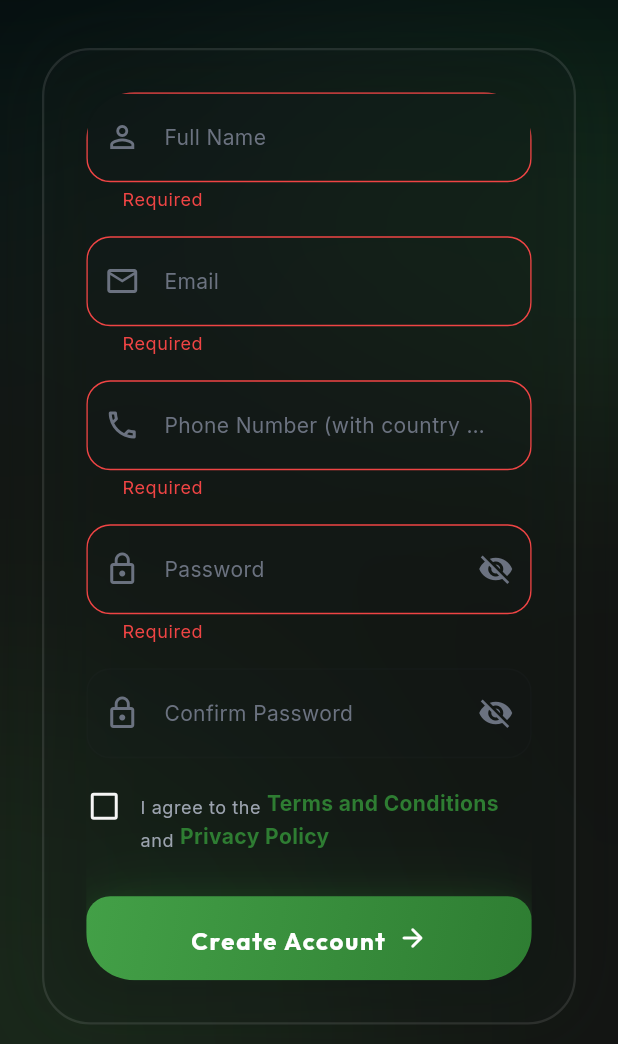
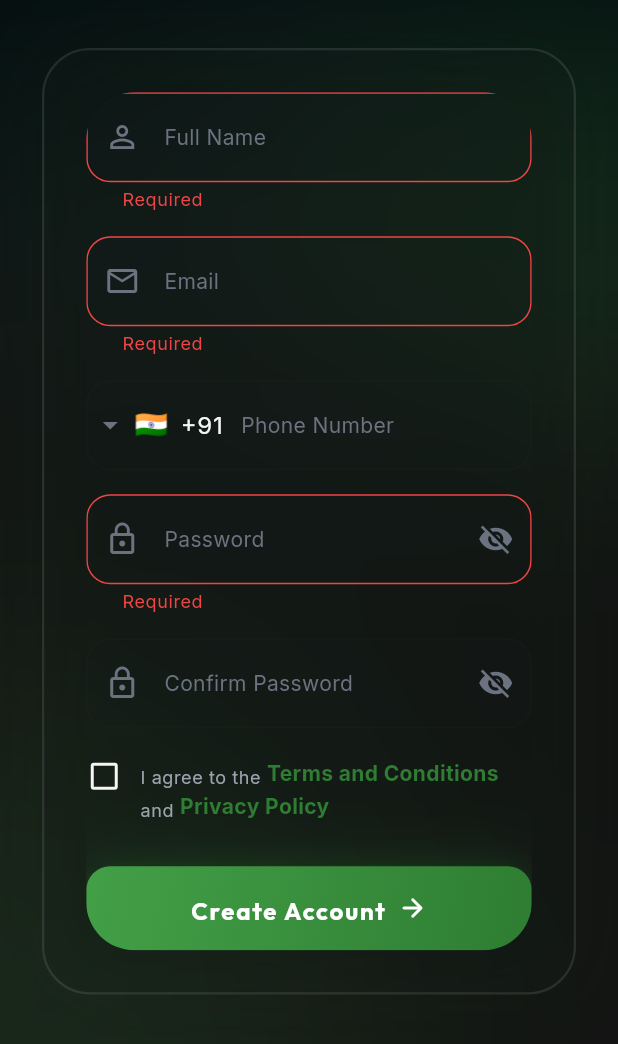
Before and after one commit to KindAlienBro/Trailmate, a Flutter app: the RegisterScreen screen opened by its route, after a tap on "Create Account", on a phone screen of 412 x 824 dp, the part 192-1236 px from its top. Run offline on Flutter 3.47's test engine with Material 3 defaults, Android fonts, the phone set to English and light mode, and no system bars; drawn by our look-alikes of intl_phone_field; our stand-ins replace connectivity_plus, firebase_auth, firebase_core, flutter_compass, flutter_local_notifications, flutter_map and 11 more; missing offline and left inert: flutter_map_tile_caching, in_app_update; accounts and stored records are empty; statements that could not run were skipped.

```diff
--- a/lib/screens/auth/register_screen.dart
+++ b/lib/screens/auth/register_screen.dart
@@ -5,6 +5,7 @@ import '../../providers/auth_provider.dart';
 import '../../core/app_colors.dart';
 import '../../core/legal_docs.dart';
 import 'document_viewer_screen.dart';
+import 'package:intl_phone_field/intl_phone_field.dart';
 
 /// Ultra-Premium register screen with deep glassmorphism and organic masking.
 class RegisterScreen extends StatefulWidget {
@@ -21,6 +22,8 @@ class _RegisterScreenState extends State<RegisterScreen> with TickerProviderStat
   final _phoneController = TextEditingController();
   final _passwordController = TextEditingController();
   final _confirmPasswordController = TextEditingController();
+
+  String _completePhoneNumber = '';
 
   bool _obscurePassword = true;
   bool _obscureConfirmPassword = true;
@@ -104,11 +107,11 @@ class _RegisterScreenState extends State<RegisterScreen> with TickerProviderStat
 
     final authProvider = context.read<AuthProvider>();
 
-    // Bypass OTP Verification
+    // Bypass OTP Verification for now
     bool registered = await authProvider.register(
       name: _nameController.text.trim(),
       email: _emailController.text.trim(),
-      phone: _phoneController.text.trim(),
+      phone: _completePhoneNumber.isEmpty ? _phoneController.text.trim() : _completePhoneNumber,
       password: _passwordController.text,
       otp: "123456", // dummy otp
     );
@@ -148,7 +151,7 @@ class _RegisterScreenState extends State<RegisterScreen> with TickerProviderStat
                 ),
                 const SizedBox(height: 8),
                 Text(
-                  'Enter the OTP sent to ${_phoneController.text}',
+                  'Enter the OTP sent to ${_completePhoneNumber.isEmpty ? _phoneController.text : _completePhoneNumber}',
                   style: Theme.of(context).textTheme.bodyMedium?.copyWith(
                     color: colors.textSecondary,
                   ),
@@ -187,7 +190,7 @@ class _RegisterScreenState extends State<RegisterScreen> with TickerProviderStat
                                   bool registered = await auth.register(
                                     name: _nameController.text.trim(),
                                     email: _emailController.text.trim(),
-                                    phone: _phoneController.text.trim(),
+                                    phone: _completePhoneNumber.isEmpty ? _phoneController.text.trim() : _completePhoneNumber,
                                     password: _passwordController.text,
                                     otp: otp, // Pass the OTP string for backwards compatibility or leave empty
                                   );
@@ -422,19 +425,35 @@ class _RegisterScreenState extends State<RegisterScreen> with TickerProviderStat
                   },
                 ),
                 const SizedBox(height: 16),
-                _buildGlowingTextField(
-                  controller: _phoneController,
-                  focusNode: _phoneFocus,
-                  colors: colors,
-                  theme: theme,
-                  label: 'Phone Number (with country code)',
-                  icon: Icons.phone_outlined,
-                  keyboardType: TextInputType.phone,
-                  validator: (value) {
-                    if (value == null || value.trim().isEmpty) return 'Required';
-                    if (!value.startsWith('+')) return 'Include country code (e.g. +1)';
-                    return null;
-                  },
+                AnimatedContainer(
+                  duration: const Duration(milliseconds: 300),
+                  decoration: BoxDecoration(
+                    borderRadius: BorderRadius.circular(16),
+                    boxShadow: _phoneFocus.hasFocus ? [BoxShadow(color: colors.accentPrimary.withValues(alpha: 0.1), blurRadius: 12, spreadRadius: 0)] : [],
+                  ),
+                  child: IntlPhoneField(
+                    controller: _phoneController,
+                    focusNode: _phoneFocus,
+                    style: theme.textTheme.bodyLarge?.copyWith(color: colors.textPrimary),
+                    dropdownTextStyle: theme.textTheme.bodyLarge?.copyWith(color: colors.textPrimary),
+                    dropdownIcon: Icon(Icons.arrow_drop_down, color: colors.textTertiary),
+                    decoration: InputDecoration(
+                      labelText: 'Phone Number',
+                      labelStyle: theme.textTheme.bodyMedium?.copyWith(color: _phoneFocus.hasFocus ? colors.accentPrimary : colors.textTertiary),
+                      filled: true,
+                      fillColor: colors.surfaceColor.withValues(alpha: _phoneFocus.hasFocus ? 0.2 : 0.05),
+                      contentPadding: const EdgeInsets.symmetric(horizontal: 20, vertical: 18),
+                      border: OutlineInputBorder(borderRadius: BorderRadius.circular(16), borderSide: BorderSide(color: colors.borderColor.withValues(alpha: 0.1))),
+                      enabledBorder: OutlineInputBorder(borderRadius: BorderRadius.circular(16), borderSide: BorderSide(color: colors.borderColor.withValues(alpha: 0.1))),
+                      focusedBorder: OutlineInputBorder(borderRadius: BorderRadius.circular(16), borderSide: BorderSide(color: colors.accentPrimary.withValues(alpha: 0.5), width: 1.5)),
+                      errorBorder: OutlineInputBorder(borderRadius: BorderRadius.circular(16), borderSide: BorderSide(color: colors.accentDanger)),
+                      counterText: '',
+                    ),
+                    initialCountryCode: 'IN', // Default country code (can be modified if needed)
+                    onChanged: (phone) {
+                      _completePhoneNumber = phone.completeNumber;
+                    },
+                  ),
                 ),
                 const SizedBox(height: 16),
                 _buildGlowingTextField(
--- a/lib/screens/group/create_group_screen.dart
+++ b/lib/screens/group/create_group_screen.dart
@@ -117,7 +117,7 @@ class _CreateGroupScreenState extends State<CreateGroupScreen> {
             originLng: origin.lng!,
             destLat: destination.lat!,
             destLng: destination.lng!,
-            mode: _selectedMode == 'walking' ? 'pedestrian' : _selectedMode == 'two_wheeler' ? 'bicycle' : 'driving',
+            mode: _selectedMode == 'walking' ? 'walking' : _selectedMode == 'two_wheeler' ? 'motorcycle' : 'driving',
             alternatives: true,
           );
 
--- a/lib/widgets/map_widget.dart
+++ b/lib/widgets/map_widget.dart
@@ -166,7 +166,8 @@ class _TrailMapWidgetState extends State<TrailMapWidget> with TickerProviderStat
   DateTime? _lastTileUpdate;
   Timer? _tileUpdateTimer;
 
-  Stream<TileUpdateEvent> _throttleTileUpdates(Stream<TileUpdateEvent> inStream) {
+  late final StreamTransformer<TileUpdateEvent, TileUpdateEvent> _throttleTileUpdates =
+      StreamTransformer<TileUpdateEvent, TileUpdateEvent>.fromBind((Stream<TileUpdateEvent> inStream) {
     StreamController<TileUpdateEvent> controller = StreamController<TileUpdateEvent>();
     inStream.listen((event) {
       final now = DateTime.now();
@@ -184,7 +185,7 @@ class _TrailMapWidgetState extends State<TrailMapWidget> with TickerProviderStat
       }
     }, onDone: () => controller.close(), onError: (e) => controller.addError(e));
     return controller.stream;
-  }
+  });
 
   @override
   Widget build(BuildContext context) {
--- a/pubspec.yaml
+++ b/pubspec.yaml
@@ -16,7 +16,7 @@ publish_to: "none" # Remove this line if you wish to publish to pub.dev
 # https://developer.apple.com/library/archive/documentation/General/Reference/InfoPlistKeyReference/Articles/CoreFoundationKeys.html
 # In Windows, build-name is used as the major, minor, and patch parts
 # of the product and file versions while build-number is used as the build suffix.
-version: 1.0.3+4
+version: 1.0.4+5
 
 environment:
   sdk: ^3.8.0
@@ -75,6 +75,8 @@ dependencies:
   vibration: ^3.1.8
   flutter_local_notifications: ^20.1.0
   audioplayers: ^6.6.0
+  in_app_update: ^4.2.5
+  intl_phone_field: ^3.2.0
 
 dev_dependencies:
   flutter_test:
```
Also changed, not shown: lib/screens/splash_screen.dart (+17 -0 lines), pubspec.lock, 3 other files.
